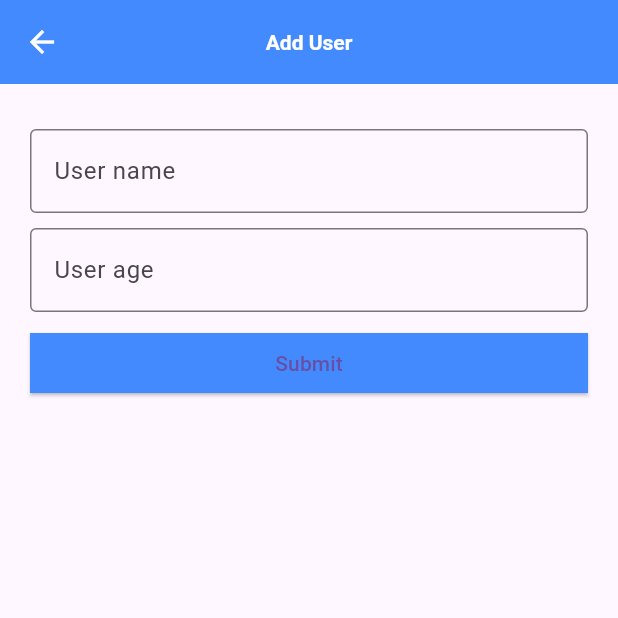
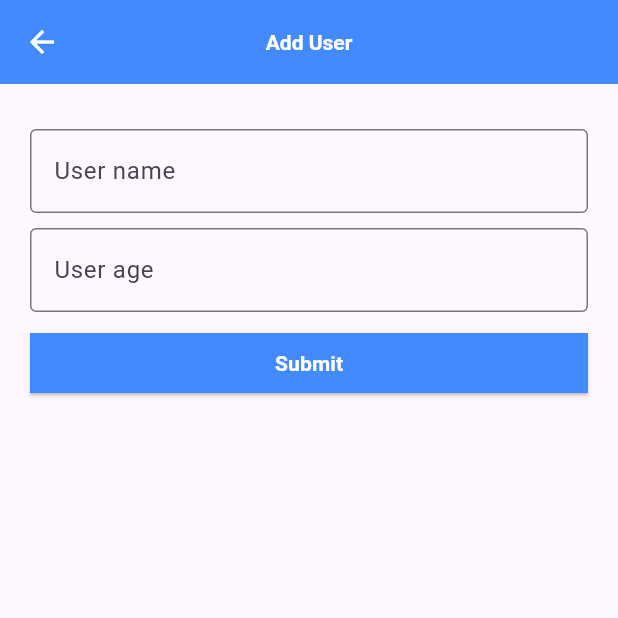
Before and after one commit to Sythaz/Flutter-BLoC, a Flutter app: the AddUserPage screen opened directly, after a tap on "Submit", on a phone screen of 412 x 824 dp, the top half of it. Run offline on Flutter 3.47's test engine with Material 3 defaults, Android fonts, the light colour scheme and no system bars; our stand-ins replace bloc, equatable, flutter_bloc.

Commit message:
tahap add dan delete user input

```diff
--- a/lib/bloc/user_bloc.dart
+++ b/lib/bloc/user_bloc.dart
@@ -1,19 +1,24 @@
 import 'package:bloc/bloc.dart';
-import 'package:meta/meta.dart';
+import 'package:equatable/equatable.dart';
 import 'package:udemy_bloc/models/user.dart';
 
 part 'user_event.dart';
 part 'user_state.dart';
 
 class UserBloc extends Bloc<UserEvent, UserState> {
-  UserBloc()
-      : super(UserInitial([
-          User(1, "anton", 2),
-          User(1, "anton", 2),
-          User(1, "anton", 2),
-        ])) {
-    on<UserEvent>((event, emit) {
-      // TODO: implement event handler
+  UserBloc() : super(UserInitial([])) {
+    on<AddUserEvent>((event, emit) {
+      emit(UserLoading(state.allUsers));
+      //Menambahkan newUser dari class AddUserEvent(user_event) yang diperoleh dari input add_user kedalam array/list allUsers
+      state.allUsers.add(event.newUser);
+      emit(UserComplete(state.allUsers));
+    });
+
+    on<DeleteUserEvent>((event, emit) {
+      emit(UserLoading(state.allUsers));
+      //Menambahkan newUser dari class AddUserEvent(user_event) yang diperoleh dari input add_user kedalam array/list allUsers
+      state.allUsers.removeWhere((element) => element == event.newUser);
+      emit(UserComplete(state.allUsers));
     });
   }
 }
--- a/lib/bloc/user_event.dart
+++ b/lib/bloc/user_event.dart
@@ -1,4 +1,20 @@
 part of 'user_bloc.dart';
 
-@immutable
-sealed class UserEvent {}
+//Equatable class
+abstract class UserEvent extends Equatable {
+  const UserEvent();
+
+  @override
+  List<Object> get props => [];
+}
+
+//Class penampung atau perantara dari input sebelum tahap pemasukan newUser ke array allUsers di on user_bloc
+class AddUserEvent extends UserEvent {
+  const AddUserEvent(this.newUser);
+  final User newUser;
+}
+
+class DeleteUserEvent extends UserEvent {
+  DeleteUserEvent(this.newUser);
+  final User newUser;
+}
--- a/lib/bloc/user_state.dart
+++ b/lib/bloc/user_state.dart
@@ -1,9 +1,9 @@
 part of 'user_bloc.dart';
 
-@immutable
 //Equatable class
 sealed class UserState {
   UserState(this.allUsers);
+
 
   List<User> allUsers;
 
@@ -11,6 +11,20 @@ sealed class UserState {
   List<Object> get props => [allUsers];
 }
 
+//Class keadaan-keadaan yang bisa dipanggil sesuai kebutuhan, seperti jika menginginkan loading, complete, error pada suatu waktu. Bisa dipakai di emit user_bloc
+//allUsers adalah array / list para user yang diinput
 final class UserInitial extends UserState {
   UserInitial(super.allUsers);
 }
+
+final class UserLoading extends UserState {
+  UserLoading(super.allUsers);
+}
+
+final class UserComplete extends UserState {
+  UserComplete(super.allUsers);
+}
+
+final class UserError extends UserState {
+  UserError(super.allUsers);
+}
--- a/lib/home/home.dart
+++ b/lib/home/home.dart
@@ -57,7 +57,11 @@ class HomePage extends StatelessWidget {
                   title: Text("Nama User: ${user.name}"),
                   subtitle: Text("Umur User: ${user.age}"),
                   trailing: IconButton(
-                    onPressed: () {},
+                    onPressed: () {
+                      //Add disini bekerja pengirim, UserBloc mengirimkan event yang berisi array allUsers sekarang dengan index
+                      //
+                      userB.add(DeleteUserEvent(user));
+                    },
                     icon: Icon(Icons.delete),
                   ),
                 );
--- a/lib/main.dart
+++ b/lib/main.dart
@@ -1,9 +1,11 @@
 import 'package:flutter/material.dart';
 import 'package:flutter_bloc/flutter_bloc.dart';
 import 'package:udemy_bloc/bloc/user_bloc.dart';
+import 'package:udemy_bloc/general_obersever.dart';
 import 'package:udemy_bloc/home/home.dart';
 
 void main(List<String> args) {
+  Bloc.observer = MyObserver();
   runApp(
     MyApp(),
   );
--- a/lib/pages/add/add_user.dart
+++ b/lib/pages/add/add_user.dart
@@ -1,10 +1,19 @@
+import 'dart:math';
+
 import 'package:flutter/material.dart';
+import 'package:flutter_bloc/flutter_bloc.dart';
+import 'package:udemy_bloc/bloc/user_bloc.dart';
+import 'package:udemy_bloc/models/user.dart';
 
 class AddUserPage extends StatelessWidget {
-  const AddUserPage({super.key});
+  AddUserPage({super.key});
 
   @override
   Widget build(BuildContext context) {
+    UserBloc userB = context.read<UserBloc>();
+    final TextEditingController nameController = TextEditingController();
+    final TextEditingController ageController = TextEditingController();
+
     return Scaffold(
       appBar: AppBar(
         iconTheme: IconThemeData(color: Colors.white),
@@ -18,6 +27,7 @@ class AddUserPage extends StatelessWidget {
         children: [
           SizedBox(height: 10),
           TextField(
+            controller: nameController,
             decoration: InputDecoration(
               labelText: "User name",
               border: OutlineInputBorder(),
@@ -25,6 +35,8 @@ class AddUserPage extends StatelessWidget {
           ),
           SizedBox(height: 10),
           TextField(
+            keyboardType: TextInputType.number,
+            controller: ageController,
             decoration: InputDecoration(
               labelText: "User age",
               border: OutlineInputBorder(),
@@ -36,8 +48,23 @@ class AddUserPage extends StatelessWidget {
               shape: ContinuousRectangleBorder(),
               backgroundColor: Colors.blueAccent,
             ),
-            onPressed: () {},
-            child: Text("Submit"),
+            child: Text(
+              "Submit",
+              style:
+                  TextStyle(fontWeight: FontWeight.bold, color: Colors.white),
+            ),
+            onPressed: () {
+              userB.add(
+                AddUserEvent(
+                  User(
+                    Random().nextInt(9999),
+                    nameController.text,
+                    int.parse(ageController.text),
+                  ),
+                ),
+              );
+              Navigator.pop(context);
+            },
           )
         ],
       ),
--- a/pubspec.yaml
+++ b/pubspec.yaml
@@ -33,6 +33,7 @@ dependencies:
   flutter:
     sdk: flutter
   flutter_bloc: ^8.1.3
+  equatable: ^2.0.5
 
 dev_dependencies:
 
```
Also changed, not shown: lib/general_obersever.dart (added, +9 -0 lines), pubspec.lock.
